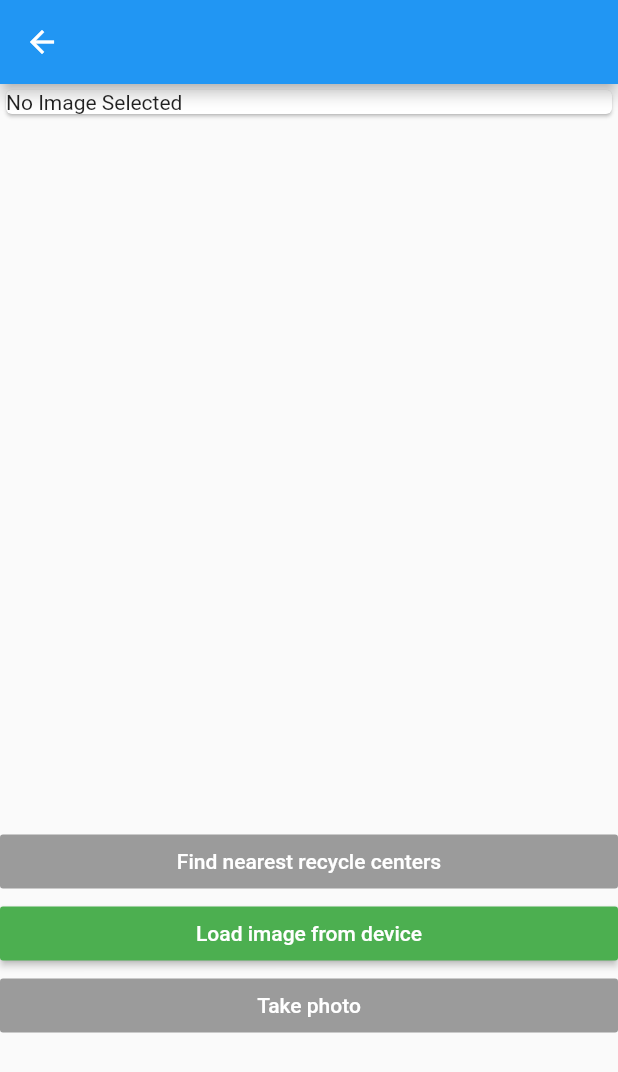
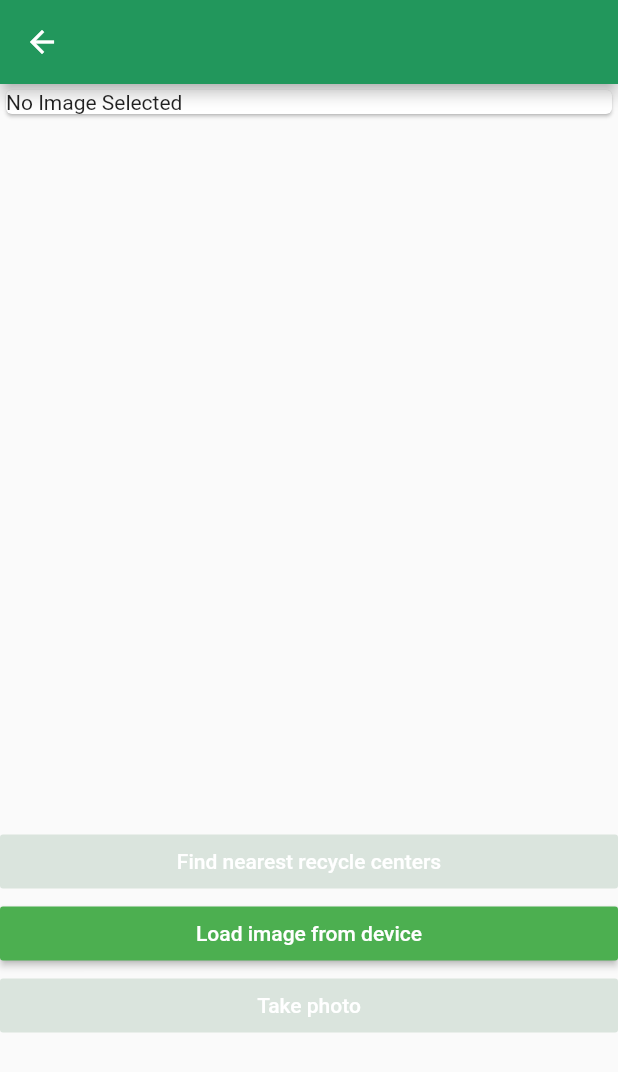
Before and after one commit to pulsar-projects/rcs_mobile, a Flutter app: the DashboardScreen screen opened by its route, scrolled down 576 dp, after a tap on the "image" icon, on a phone screen of 412 x 824 dp. Shown: the top 1072 px of the screen. Run offline on Flutter 3.47's test engine with Material 2 defaults, Android fonts, the phone set to English and light mode, and no system bars; our stand-ins replace firebase_auth, google_sign_in, image_picker; missing offline and left inert: tflite; accounts and stored records are empty; network calls fail.

Commit message:
gh-14: apply theme

```diff
--- a/lib/common/theme.dart
+++ b/lib/common/theme.dart
@@ -7,12 +7,12 @@ final ThemeData rcsTheme = ThemeData(
   accentColor: Color(0xFF17D5BF),
   colorScheme: ColorScheme(
     primary: Color(0xFF22975C),
-    primaryVariant: Color(0xFFbbedc4),
+    primaryVariant: Color(0xFF50AE72),
     secondary: Color(0xFFcae0d0),
-    secondaryVariant: Color(0xFFe8fced),
-    surface: Color(0xFFbbedc4),//Color(0xFF202945),
+    secondaryVariant: Color(0xFFFFFFFF),
+    surface: Color(0xFF4D9F69),
     background: Color(0xFF19A765),
-    error: Color(0xFF22975C),
+    error: Colors.deepOrange,
     onPrimary: Color(0xFF284730),
     //0xFF85A4BD
     onSecondary: Color(0xFF284730),
--- a/lib/main.dart
+++ b/lib/main.dart
@@ -1,4 +1,5 @@
 import 'package:flutter/material.dart';
+import 'package:rcs_mobile/common/theme.dart';
 import 'package:rcs_mobile/screens/login_screen.dart';
 import 'package:rcs_mobile/screens/dashboard_screen.dart';
 import 'package:rcs_mobile/screens/new_recycle.dart';
@@ -8,13 +9,12 @@ void main() {
 }
 
 class RcsApp extends StatelessWidget {
-  // This widget is the root of your application.
   @override
   Widget build(BuildContext context) {
     return MaterialApp(
         title: 'RCS App',
-        theme: ThemeData(),
-        home: LoginScreen(),
+        theme: rcsTheme,
+        home: DashboardScreen(),
         routes: {
           LoginScreen.routeName: (_) => LoginScreen(),
           DashboardScreen.routeName: (_) => DashboardScreen(),
--- a/lib/screens/dashboard_screen.dart
+++ b/lib/screens/dashboard_screen.dart
@@ -52,7 +52,7 @@ class _DashboardScreenState extends State<DashboardScreen> {
           SliverAppBar(
             pinned: true,
             actions: isShrink ? <Widget>[AvatarFlatButton()] : null,
-            backgroundColor: isShrink ? Color(0xFF4D9F69) : Colors.transparent,
+            backgroundColor: isShrink ? Theme.of(context).colorScheme.surface : Colors.transparent,
             elevation: 4,
             expandedHeight: Platform.isIOS
                 ? (MediaQuery.of(context).size.height) * 0.35
@@ -63,7 +63,7 @@ class _DashboardScreenState extends State<DashboardScreen> {
                     top: (MediaQuery.of(context).size.height) * 0.1),
                 width: double.infinity,
                 decoration: BoxDecoration(
-                  color: Color(0xFF50AE72),
+                  color: Theme.of(context).colorScheme.primaryVariant,
                   shape: BoxShape.rectangle,
                   borderRadius:
                       const BorderRadius.only(bottomLeft: Radius.circular(50)),
--- a/lib/widgets/common/rcs_drawer.dart
+++ b/lib/widgets/common/rcs_drawer.dart
@@ -15,7 +15,7 @@ class RcsDrawer extends StatelessWidget {
               'User settings',
               style: TextStyle(
                 fontSize: 18,
-                color: Theme.of(context).primaryColor,
+                color: Theme.of(context).colorScheme.secondaryVariant,
               ),
             ),
             automaticallyImplyLeading: false,
@@ -32,7 +32,7 @@ class RcsDrawer extends StatelessWidget {
               style: TextStyle(
                 fontSize: 22,
                 fontWeight: FontWeight.w300,
-                color: Theme.of(context).colorScheme.onBackground,
+                color: Theme.of(context).colorScheme.onSecondary,
               ),
             ),
             onTap: () {
--- a/lib/widgets/common/user_details.dart
+++ b/lib/widgets/common/user_details.dart
@@ -10,7 +10,7 @@ class UserDetails extends StatelessWidget {
     return Text(
       'Irene Ford',
       style: TextStyle(
-          color: Colors.white,
+          color: Theme.of(context).colorScheme.secondaryVariant,
           fontWeight: FontWeight.bold,
           fontSize: 20),
     );
--- a/lib/widgets/common/user_stats.dart
+++ b/lib/widgets/common/user_stats.dart
@@ -11,7 +11,7 @@ class UserStats extends StatelessWidget {
       children: <Widget>[
         Container(
           decoration: BoxDecoration(
-            color: Color(0xFF499763).withOpacity(0.5),
+            color: Theme.of(context).colorScheme.primary.withOpacity(0.5),
             shape: BoxShape.rectangle,
             borderRadius: BorderRadius.all(
               Radius.circular(15),
@@ -26,7 +26,7 @@ class UserStats extends StatelessWidget {
                 style: TextStyle(
                   fontSize: 14,
                   fontWeight: FontWeight.bold,
-                  color: Colors.white,
+                  color: Theme.of(context).colorScheme.secondary,
                 ),
               )),
           height: 35,
@@ -34,7 +34,7 @@ class UserStats extends StatelessWidget {
         ),
         Container(
           decoration: BoxDecoration(
-            color: Color(0xFF499763),
+            color: Theme.of(context).colorScheme.primary,
             shape: BoxShape.rectangle,
             borderRadius: BorderRadius.all(
               Radius.circular(15),
@@ -49,7 +49,7 @@ class UserStats extends StatelessWidget {
               style: TextStyle(
                 fontSize: 14,
                 fontWeight: FontWeight.bold,
-                color: Colors.white,
+                color: Theme.of(context).colorScheme.secondary,
               ),
             ),
           ),
--- a/lib/widgets/dashboard/pick_image_action_button.dart
+++ b/lib/widgets/dashboard/pick_image_action_button.dart
@@ -9,7 +9,7 @@ class PickImageActionButton extends StatelessWidget {
   @override
   Widget build(BuildContext context) {
     return FloatingActionButton(
-      child: Icon(Icons.image),
+      child: Icon(Icons.image, color: Theme.of(context).colorScheme.secondaryVariant,),
       tooltip: "Pick Image from gallery",
       onPressed: () {
         Navigator.push(
@@ -19,7 +19,7 @@ class PickImageActionButton extends StatelessWidget {
           ),
         );
       },
-      backgroundColor: Color(0xFF70b57c),
+      backgroundColor: Theme.of(context).colorScheme.primary,
     );
   }
 }
--- a/lib/widgets/dashboard/recycled_card.dart
+++ b/lib/widgets/dashboard/recycled_card.dart
@@ -40,7 +40,7 @@ class RecycledCard extends StatelessWidget {
                             textAlign: TextAlign.left,
                             style: TextStyle(
                               fontWeight: FontWeight.w300,
-                              color: Color(0xFF19A765),
+                              color: Theme.of(context).colorScheme.onPrimary,
                             ),
                           ),
                           Text(
@@ -48,14 +48,14 @@ class RecycledCard extends StatelessWidget {
                             textAlign: TextAlign.left,
                             style: TextStyle(
                               fontWeight: FontWeight.bold,
-                              color: Color(0xFF284730),
+                              color: Theme.of(context).colorScheme.onPrimary,
                             ),
                           ),
                           Container(
                             height: 3,
                             width: 100,
                             decoration: BoxDecoration(
-                              color: Color(0xFFbbedc4),
+                              color: Theme.of(context).colorScheme.primaryVariant,
                               shape: BoxShape.rectangle,
                               borderRadius: BorderRadius.only(
                                 topRight: Radius.circular(3),
@@ -68,7 +68,7 @@ class RecycledCard extends StatelessWidget {
                             textAlign: TextAlign.left,
                             style: TextStyle(
                               fontWeight: FontWeight.normal,
-                              color: Color(0xFF19A765),
+                              color: Theme.of(context).colorScheme.onPrimary,
                             ),
                           )
                         ],
@@ -82,7 +82,7 @@ class RecycledCard extends StatelessWidget {
                           },
                           icon: Icon(
                             Icons.more_vert,
-                            color: Color(0xFF19A765),
+                            color: Theme.of(context).colorScheme.primary,
                           ),
                         ),
                       ),
@@ -90,14 +90,14 @@ class RecycledCard extends StatelessWidget {
                   ),
                 ),
                 decoration: BoxDecoration(
-                  color: Colors.white,
+                  color: Theme.of(context).colorScheme.secondaryVariant,
                   shape: BoxShape.rectangle,
                   borderRadius: BorderRadius.all(
                     Radius.circular(20),
                   ),
                   boxShadow: [
                     BoxShadow(
-                      color: Color(0xFF70b57c).withOpacity(0.2),
+                      color: Theme.of(context).colorScheme.primaryVariant.withOpacity(0.2),
                       spreadRadius: 2,
                       blurRadius: 7,
                       offset: Offset(0, 2), // changes position of shadow
--- a/lib/widgets/dashboard/search_bar.dart
+++ b/lib/widgets/dashboard/search_bar.dart
@@ -40,7 +40,7 @@ class SearchBar extends StatelessWidget {
         ),
         boxShadow: [
           BoxShadow(
-            color: Color(0xFFbbedc4).withOpacity(0.5),
+            color: Theme.of(context).colorScheme.secondary.withOpacity(0.5),
             spreadRadius: 1,
             blurRadius: 7,
             offset: Offset(0, 3), // changes position of shadow
```
